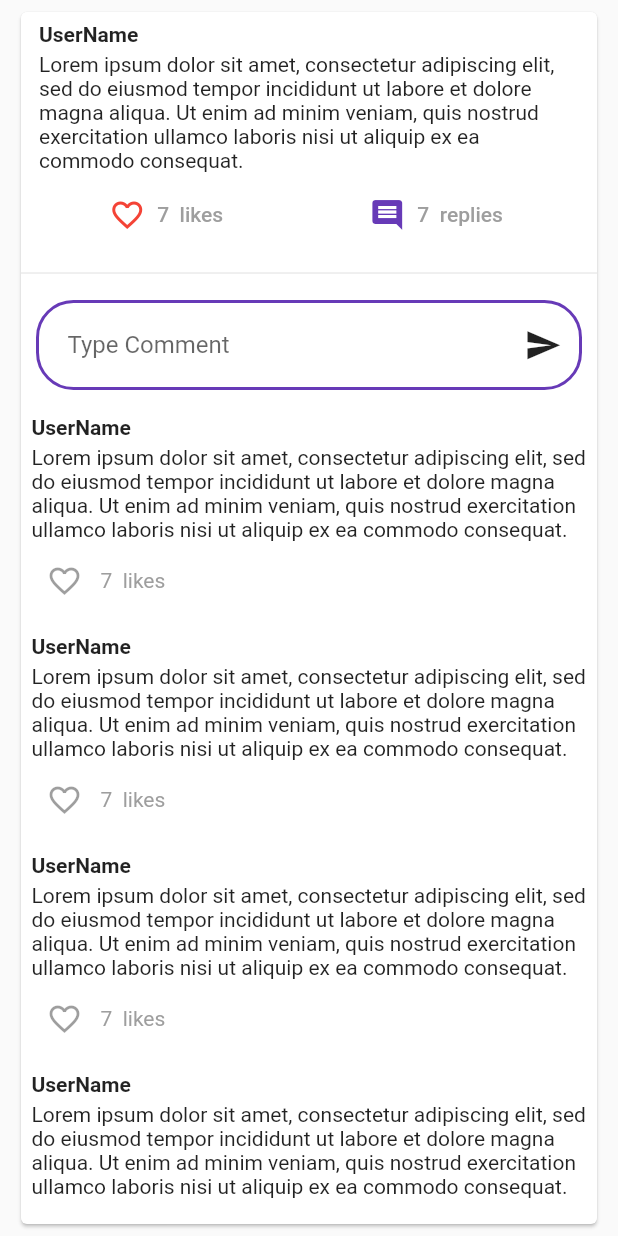
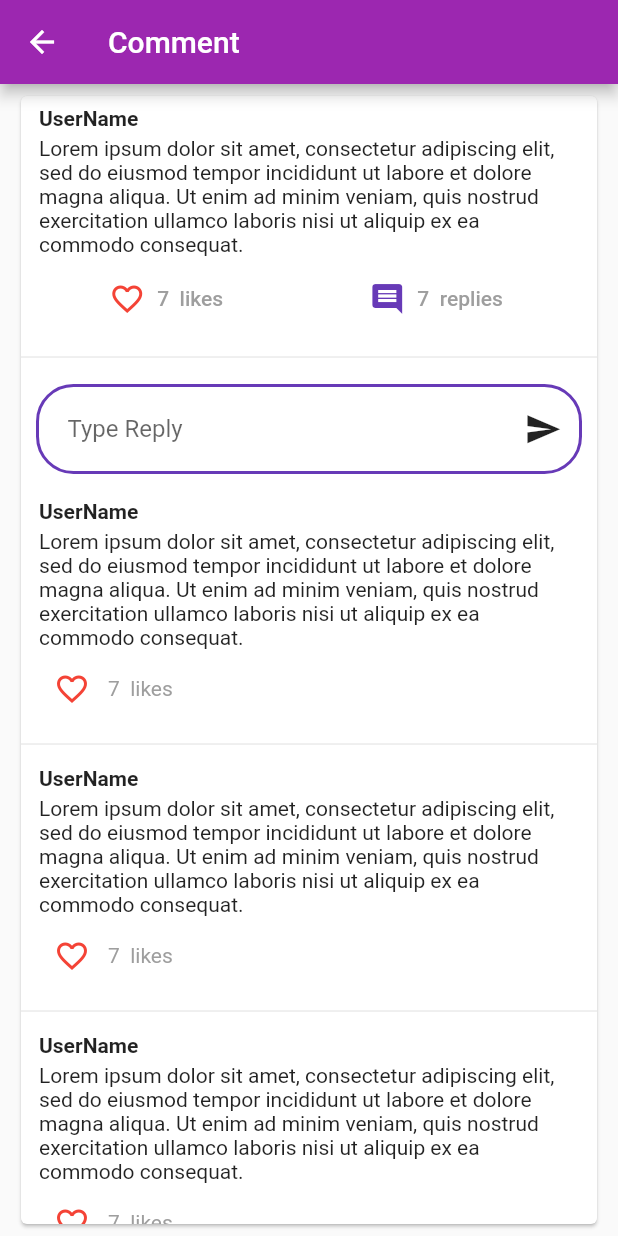
Before and after one commit to divijjindal28/SocialNetwork, a Flutter app: the CommentScreen screen opened by its route, on a phone screen of 412 x 824 dp. Run offline on Flutter 3.47's test engine with Material 2 defaults, Android fonts, the phone set to English and light mode, and no system bars.

Commit message:
commit no. 7

```diff
--- a/lib/Tools/PostFrame.dart
+++ b/lib/Tools/PostFrame.dart
@@ -1,4 +1,5 @@
 import 'package:flutter/material.dart';
+import 'package:socialmediaapp/screens/AddAndEditPost.dart';
 import 'package:socialmediaapp/screens/PostScreen.dart';
 import 'package:socialmediaapp/screens/UserScreen.dart';
 
@@ -49,7 +50,8 @@ class PostFrame extends StatelessWidget {
                     )
                   ],
                   onChanged: (value) {
-                    if (value == 'logout') {
+                    if (value == 'edit') {
+                      Navigator.of(context).pushNamed(AddAndEditPost.route);
 
                     }else
                     {
--- a/lib/Tools/ReplyFrame.dart
+++ b/lib/Tools/ReplyFrame.dart
@@ -9,8 +9,10 @@ class ReplyFrame extends StatelessWidget {
   @override
   Widget build(BuildContext context) {
     return
+      Column(
+        children: [
           Padding(
-            padding:const EdgeInsets.all(5),
+              padding: const EdgeInsets.symmetric(vertical: 5,horizontal: 10),
                 child: Align(
                   alignment: Alignment.centerLeft,
                   child: Column(
@@ -36,10 +38,13 @@ class ReplyFrame extends StatelessWidget {
                           ),),
                         ),
 
-                  feedbackRow(const Icon(Icons.favorite_border), null,'likes', 7),
+                      feedbackRow(const Icon(Icons.favorite_border,color: Colors.red,), null,'likes', 7),
                     ],
                   ),
                 )
+            ),
+          Divider()
+        ],
       );
 
 
@@ -51,6 +56,7 @@ class ReplyFrame extends StatelessWidget {
         IconButton(
           icon: icon,
           onPressed: null,
+
         ),
         Text(count.toString() +"  " +label, style: TextStyle(color: Colors.grey)),
         //Text(count.toString(), style: TextStyle(color: Colors.grey))
--- a/lib/Tools/SendText.dart
+++ b/lib/Tools/SendText.dart
@@ -51,7 +51,7 @@ class _SendTextState extends State<SendText> {
                         disabledBorder: InputBorder.none,
                         contentPadding:
                         EdgeInsets.only(left: 15, bottom: 11, top: 11, right: 15),
-                        hintText: 'Type Comment'),
+                        hintText: widget.text),
 
                     onChanged: (value){
                       setState(() {
--- a/lib/Tools/UserDescription.dart
+++ b/lib/Tools/UserDescription.dart
@@ -30,10 +30,10 @@ class UserDescription extends StatelessWidget {
                           tag: 1,
                           child: GestureDetector(
                             onTap: (){
-                              Navigator.of(context).pushNamed(ImageScreen.route);
+                              currentUser? Navigator.of(context).pushNamed(ImageScreen.route) :null;
                             },
                             child: CircleAvatar(
-                              child: Text('Add Image',style: TextStyle(color: Colors.white),),
+                              child: Text(currentUser?'Add Image':'',style: TextStyle(color: Colors.white),),
                               backgroundColor: Colors.grey,
                               maxRadius: 70,
 
--- a/lib/screens/AddAndEditPost.dart
+++ b/lib/screens/AddAndEditPost.dart
@@ -78,7 +78,7 @@ class _AddAndEditPostState extends State<AddAndEditPost> {
                     ],
                   ),
                 ),
-                FlatButton(minWidth: double.infinity,onPressed: (){}, child: Text('Change Image',style: TextStyle(color: Theme.of(context).primaryColor),))
+                FlatButton(minWidth: double.infinity,onPressed: (){}, child: Text('Submit',style: TextStyle(color: Theme.of(context).primaryColor),))
 
               ],
             ),
--- a/lib/screens/CommentScreen.dart
+++ b/lib/screens/CommentScreen.dart
@@ -17,6 +17,9 @@ class CommentScreen extends StatelessWidget {
 
 
     return Scaffold(
+      appBar: AppBar(
+        title:Text('Comment')
+      ),
       body: Center(
         child: Container(
           width: width > 500 ? 500 : double.infinity,
--- a/lib/screens/UserScreen.dart
+++ b/lib/screens/UserScreen.dart
@@ -11,6 +11,9 @@ class UserScreen extends StatelessWidget {
 
     return Scaffold(
 
+      appBar: AppBar(
+        title: Text('Social Network')
+      ),
       body:  Center(
 
           child: Container(
```
Also changed, not shown: lib/screens/ChatUserScreen.dart (+5 -2 lines), lib/Tools/chats.dart (added). Lines whose indentation alone changed are shown as unchanged.
